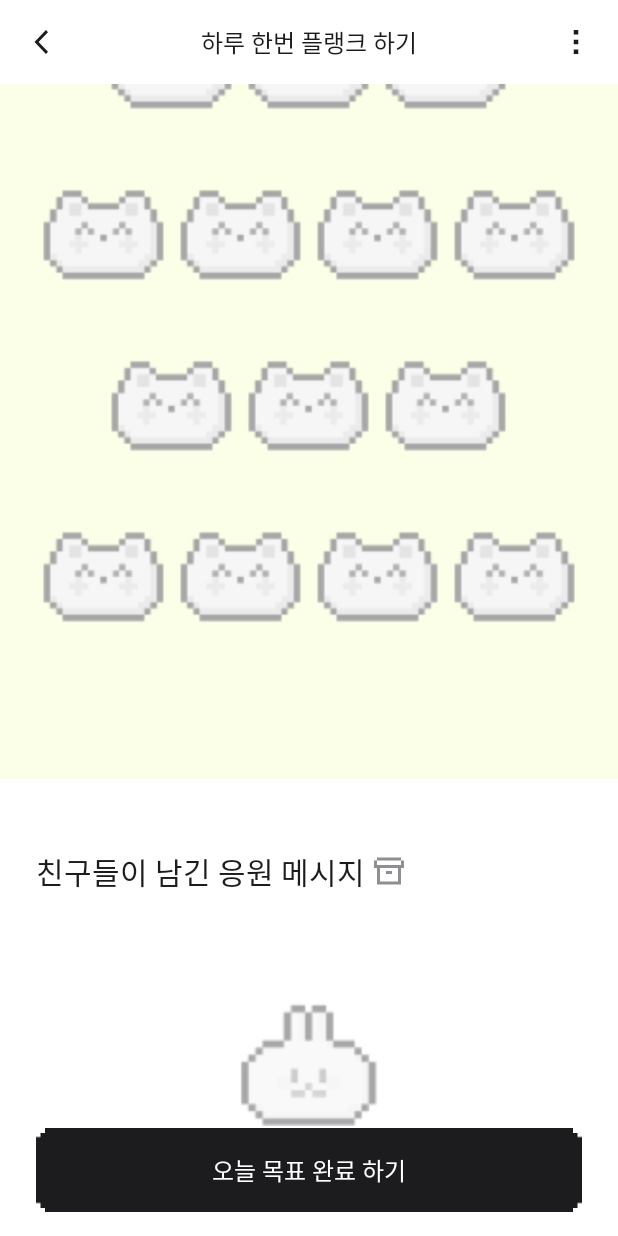
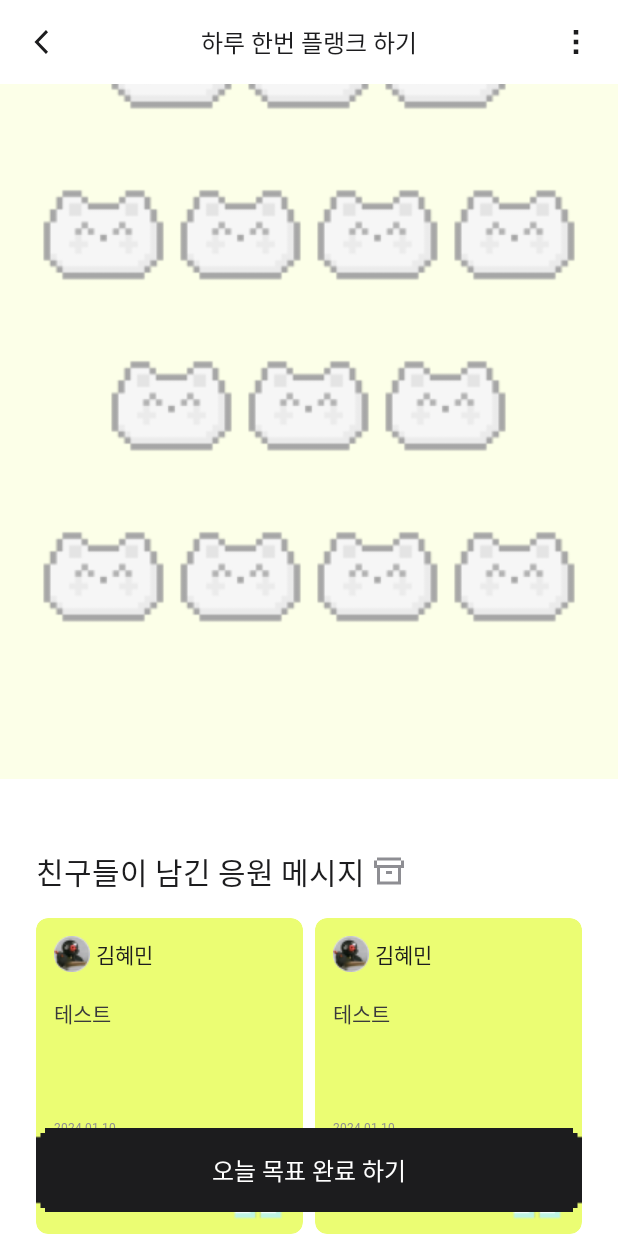
Before and after one commit to skp-temp/buki-android, an Android app: the CharmDetailActivity screen opened directly, with no data from a screen before it, scrolled down 1074 dp, on a phone screen of 412 x 824 dp. Run offline under Robolectric (Android 15) with nearby library versions, the phone set to English and light mode, and no system bars; our stand-ins replace Dagger/Hilt's generated code; 2 statements that could not run were skipped.

Commit message:
design: 디자인 수정 사항 변경

```diff
--- a/app/src/main/java/com/example/skptemp/common/ui/component/Toolbar.kt
+++ b/app/src/main/java/com/example/skptemp/common/ui/component/Toolbar.kt
@@ -73,7 +73,7 @@ class Toolbar @JvmOverloads constructor(
     }
 
     private fun TextView.setGravityCenter() {
-        layoutParams =  LayoutParams(
+        layoutParams = LayoutParams(
             LayoutParams.WRAP_CONTENT,
             LayoutParams.MATCH_PARENT
         ).apply {
@@ -87,7 +87,8 @@ class Toolbar @JvmOverloads constructor(
     }
 
     fun setTitleText(text: String) {
-        binding.title.text = text
+        binding.title.text = if (text.length <= TITLE_MAX_LENGTH) text
+        else text.replaceRange(TITLE_MAX_LENGTH until text.length, TITLE_REPLACEMENT)
     }
 
     // 툴바 오른쪽 버튼 순서 -> GIFT / BELL / MEATBALL
@@ -145,6 +146,9 @@ class Toolbar @JvmOverloads constructor(
     }
 
     companion object {
+        private const val TITLE_MAX_LENGTH = 12
+        private const val TITLE_REPLACEMENT = "..."
+
         const val BACK_BUTTON = 1
         const val ACTION_BUTTON_LEFT = 2
         const val BELL_BUTTON = 3
--- a/app/src/main/java/com/example/skptemp/feature/home/CharmDetailActivity.kt
+++ b/app/src/main/java/com/example/skptemp/feature/home/CharmDetailActivity.kt
@@ -31,7 +31,6 @@ class CharmDetailActivity : AppCompatActivity() {
     private val mContext: Context by lazy { this }
 
     private var mDialog: CharmEditDialog? = null
-    private val mToolbarTitle by lazy { resources.getString(R.string.charm_detail) }
 
     private lateinit var mCharmType: CharmType
     private lateinit var mCharmTitle: String
@@ -126,7 +125,7 @@ class CharmDetailActivity : AppCompatActivity() {
 
             setTitleText(
                 if (charmTitleHeight - height < 0) mCharmTitle
-                else mToolbarTitle
+                else ""
             )
         }
 
@@ -155,8 +154,11 @@ class CharmDetailActivity : AppCompatActivity() {
 
     private fun setupMessageList() = with(binding.messageRecyclerView) {
         val messageBackgroundColor = ColorUtil.getColor(mContext, mCharmType.subBackgroundColor)
-        val charmMessages = listOf<CharmMessage>(
-
+        val charmMessages = listOf(
+            CharmMessage("", "김혜민", "테스트", "2024.01.10"),
+            CharmMessage("", "김혜민", "테스트", "2024.01.10"),
+            CharmMessage("", "김혜민", "테스트", "2024.01.10"),
+            CharmMessage("", "김혜민", "글자수테스트글자수테스트글자수테스트글자수테스트글자수테스트글자수테스트", "2024.01.10"),
         )
 
         if (charmMessages.size == 0) {
--- a/app/src/main/res/layout/activity_charm_detail.xml
+++ b/app/src/main/res/layout/activity_charm_detail.xml
@@ -12,8 +12,7 @@
         app:layout_constraintLeft_toLeftOf="parent"
         app:layout_constraintRight_toRightOf="parent"
         app:layout_constraintTop_toTopOf="parent"
-        app:title_center="true"
-        app:title_text="@string/charm_detail" />
+        app:title_center="true" />
 
     <androidx.core.widget.NestedScrollView
         android:id="@+id/scroll_layout"
--- a/app/src/main/res/layout/stamp_week.xml
+++ b/app/src/main/res/layout/stamp_week.xml
@@ -11,6 +11,7 @@
         android:layout_width="wrap_content"
         android:layout_height="wrap_content"
         android:layout_marginBottom="@dimen/stamp_list_bottom_margin"
+        android:overScrollMode="never"
         app:layoutManager="androidx.recyclerview.widget.GridLayoutManager"
         app:spanCount="3" />
 
@@ -18,6 +19,7 @@
         android:id="@+id/second"
         android:layout_width="wrap_content"
         android:layout_height="wrap_content"
+        android:overScrollMode="never"
         app:layoutManager="androidx.recyclerview.widget.GridLayoutManager"
         app:spanCount="4" />
 
--- a/app/src/main/res/values/colors.xml
+++ b/app/src/main/res/values/colors.xml
@@ -8,6 +8,7 @@
 
     <color name="white">#FFFFFF</color>
     <color name="gray_100">#F9F9FB</color>
+    <color name="gray_150">#F6F6FA</color>
     <color name="gray_200">#F2F2F6</color>
     <color name="gray_300">#E4E4EA</color>
     <color name="gray_400">#B1B1BB</color>
```
